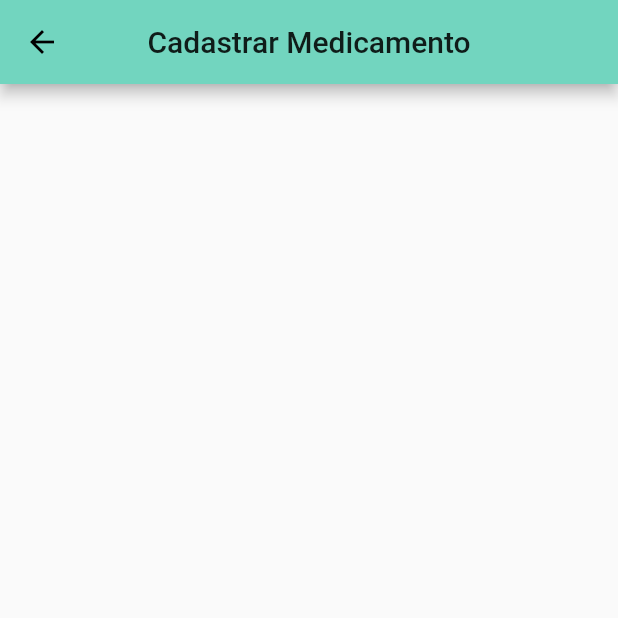
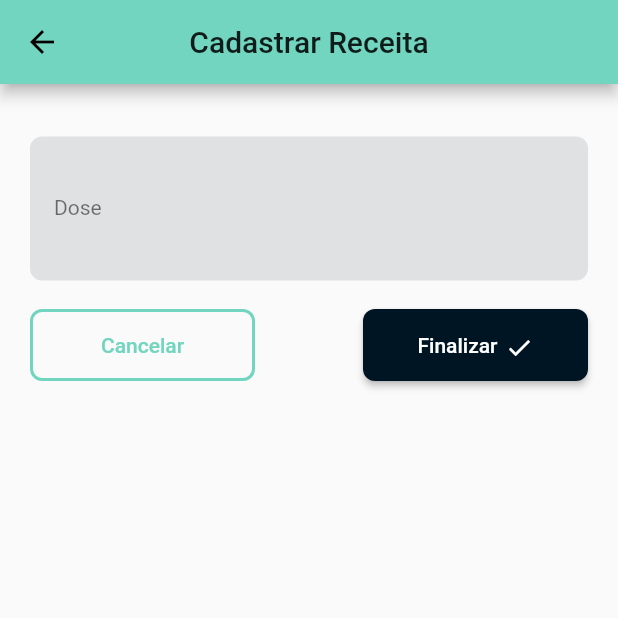
Before and after one commit to Felipe-Falcao/mobile-medical-clinic, a Flutter app: the StoreMedicationScreen screen opened directly, on a phone screen of 412 x 824 dp, the top half of it. Run offline on Flutter 3.47's test engine with Material 2 defaults, Android fonts, the phone set to English and light mode, and no system bars; our stand-ins replace cloud_firestore, firebase_auth, firebase_core, timelines; missing offline and left inert: dart:ffi; accounts and stored records are empty.

Commit message:
Cadastrar receita

```diff
--- a/clinica_medica/lib/main.dart
+++ b/clinica_medica/lib/main.dart
@@ -6,6 +6,7 @@ import 'package:clinica_medica/screens/auth_screen.dart';
 import 'package:clinica_medica/screens/home_screen.dart';
 import 'package:clinica_medica/screens/medical_appointment/appointment_screen.dart';
 import 'package:clinica_medica/screens/medical_chart/chart_screen.dart';
+import 'package:clinica_medica/screens/medication/medication_screen.dart';
 import 'package:clinica_medica/screens/patient/patient_screen.dart';
 import 'package:clinica_medica/screens/schedule/schedule_screen.dart';
 import 'package:clinica_medica/theme/theme.dart';
@@ -58,6 +59,7 @@ class MyApp extends StatelessWidget {
           AppRoutes.CHART_SCREEN: (_) => ChartScreen(),
           AppRoutes.APPOINTMENT_SCREEN: (_) => AppointmentScreen(),
           AppRoutes.SCHEDULE_SCREEN: (_) => ScheduleScreen(),
+          AppRoutes.MEDICAMENTO_SCREEN: (_) => MedicamentoScreen(),
         },
       ),
     );
--- a/clinica_medica/lib/models/medicamento_data.dart
+++ b/clinica_medica/lib/models/medicamento_data.dart
@@ -1,3 +1,5 @@
+import 'package:flutter/widgets.dart';
+
 class InfoMedicamento {
   String id;
   DateTime dataPrescricao;
--- /dev/null
+++ b/clinica_medica/lib/models/receita.dart
@@ -0,0 +1,19 @@
+import 'package:flutter/foundation.dart';
+
+class Receita {
+  String id;
+  DateTime dataPrescricao;
+  String dose;
+  String nome;
+  String refMedico;
+  String refPaciente;
+
+  Receita({
+    this.id,
+    @required this.refPaciente,
+    @required this.refMedico,
+    @required this.dataPrescricao,
+    this.nome,
+    this.dose,
+  });
+}
--- /dev/null
+++ b/clinica_medica/lib/providers/medication.dart
@@ -0,0 +1,86 @@
+import 'package:clinica_medica/controllers/medicamento_controller.dart';
+import 'package:clinica_medica/models/medicamento_data.dart';
+import 'package:clinica_medica/models/receita.dart';
+import 'package:flutter/material.dart';
+
+class Medication with ChangeNotifier {
+  MedicamentoController medicamentoController = MedicamentoController();
+  List<Receita> _items = [];
+
+  List<Receita> get items {
+    return [..._items];
+  }
+
+  /**
+  List<InfoMedicamento> getItemsWith(String filter, List<Patient> patients) {
+    if (filter == null) return [..._items];
+    filter = filter.toLowerCase();
+    return _items.where((chart) {
+      Patient patient = patients.singleWhere((el) => el.id == chart.patientId);
+      return patient.name.toLowerCase().contains(filter) ||
+          patient.cpf.toLowerCase().contains(filter);
+    }).toList();
+  }*/
+
+  Receita getItemById(String id) {
+    return _items.singleWhere((item) => item.id == id);
+  }
+
+  int get itemsCount {
+    return _items.length;
+  }
+
+  Future<void> loadMedications() async {
+    List<Map<String, dynamic>> listaMedicamentos =
+        await medicamentoController.buscarMedicamentos();
+    _items.clear();
+    for (var med in listaMedicamentos) {
+      Receita receita = Receita(
+        dataPrescricao: DateTime.fromMicrosecondsSinceEpoch(
+          med['dataPrescricao'].microsecondsSinceEpoch,
+        ),
+        id: med['id'],
+        nome: med['nome'],
+        dose: med['dose'],
+        refPaciente: med['refPaciente'],
+        refMedico: med['refMedico'],
+      );
+      _items.add(receita);
+    }
+    notifyListeners();
+  }
+
+  Future<void> addMedication(Receita medicamento) async {
+    if (medicamento == null) return null;
+
+    InfoMedicamento med = InfoMedicamento();
+    med.dataPrescricao = medicamento.dataPrescricao;
+    med.dose = medicamento.dose;
+    med.nome = medicamento.nome;
+    med.refMedico = medicamento.refMedico;
+    med.refPaciente = medicamento.refPaciente;
+
+    await medicamentoController.cadastrarMedicamento(
+        medicamento, medicamento.refPaciente, medicamento.refMedico);
+
+    await loadMedications();
+  }
+/**
+  Future<void> updateChart(Chart chart) async {
+    if (chart == null || chart.id == null) return;
+    InfoProntuario infoProntuario = InfoProntuario();
+    infoProntuario.id = chart.id;
+    infoProntuario.refMedicamento = chart.medicineId;
+    infoProntuario.nota = chart.note;
+    await chartCtrl.editarProntuario(infoProntuario);
+    await loadCharts();
+  }
+
+  Future<void> removeChart(Chart chart) async {
+    if (chart == null) return;
+    await chartCtrl.excluirProntuario(chart.id);
+    _items.remove(chart);
+    notifyListeners();
+  }
+  */
+}
--- a/clinica_medica/lib/screens/medication/medication_screen.dart
+++ b/clinica_medica/lib/screens/medication/medication_screen.dart
@@ -1,3 +1,6 @@
+import 'package:clinica_medica/screens/medication/store_medication_screen.dart';
+import 'package:clinica_medica/utils/app_routes.dart';
+import 'package:clinica_medica/widgets/app_drawer.dart';
 import 'package:clinica_medica/widgets/menu_tile.dart';
 import 'package:flutter/material.dart';
 import 'package:flutter/widgets.dart';
@@ -6,8 +9,11 @@ class MedicamentoScreen extends StatelessWidget {
   @override
   Widget build(BuildContext context) {
     return Scaffold(
+      drawer: AppDrawer(
+        currentRoute: AppRoutes.MEDICAMENTO_SCREEN,
+      ),
       appBar: AppBar(
-        title: const Text('Gerenciar Medicamento'),
+        title: const Text('Gerenciar Receita'),
       ),
       body: Container(
         padding: EdgeInsets.all(20),
@@ -15,16 +21,16 @@ class MedicamentoScreen extends StatelessWidget {
           crossAxisAlignment: CrossAxisAlignment.stretch,
           children: [
             MenuTile(
-              title: 'Cadastrar Medicamento',
+              title: 'Cadastrar Receita',
               nav: () => Navigator.of(context).push(
                 MaterialPageRoute(
-                  builder: (context) => null,
+                  builder: (context) => StoreMedicationScreen(),
                 ),
               ),
             ),
             const SizedBox(height: 20),
             MenuTile(
-              title: 'Buscar Medicamento',
+              title: 'Buscar Receita',
               nav: () => Navigator.of(context).push(
                 MaterialPageRoute(
                   builder: (context) => null,
--- a/clinica_medica/lib/screens/medication/store_medication_screen.dart
+++ b/clinica_medica/lib/screens/medication/store_medication_screen.dart
@@ -1,21 +1,130 @@
+import 'dart:ffi';
+
+import 'package:clinica_medica/models/receita.dart';
+import 'package:clinica_medica/providers/medication.dart';
+import 'package:clinica_medica/widgets/buttons_alerts/alerts.dart';
+import 'package:clinica_medica/widgets/buttons_alerts/buttons.dart';
+import 'package:clinica_medica/widgets/medication/medication_form.dart';
 import 'package:flutter/material.dart';
 import 'package:flutter/widgets.dart';
+import 'package:provider/provider.dart';
 
 class StoreMedicationScreen extends StatefulWidget {
   @override
-  State<StatefulWidget> createState() {
-    return StoreMedicationState();
+  _StoreMedicationState createState() => _StoreMedicationState();
+}
+
+class _StoreMedicationState extends State<StoreMedicationScreen> {
+  String _titleScreen = 'Cadastrar Receita';
+  final _form = GlobalKey<FormState>();
+  final _formData = Map<String, Object>();
+  bool _isValidMedication = true;
+  bool _isLoading = false;
+
+  @override
+  Widget build(BuildContext context) {
+    final appBar = AppBar(
+      title: Text(_titleScreen),
+    );
+    final availableHeight = MediaQuery.of(context).size.height -
+        appBar.preferredSize.height -
+        MediaQuery.of(context).padding.top;
+
+    return Scaffold(
+      appBar: appBar,
+      body: _isLoading
+          ? const Center(child: const CircularProgressIndicator())
+          : SingleChildScrollView(
+              child: Container(
+              height: availableHeight - 100,
+              child: Column(
+                children: [
+                  MedicationForm(
+                    currentMode: _titleScreen,
+                    form: _form,
+                    formData: _formData,
+                    isValidMedication: _isValidMedication,
+                  ),
+                  Padding(
+                    padding: const EdgeInsets.only(
+                        right: 20, left: 20, bottom: 20, top: 4),
+                    child: Row(
+                      mainAxisAlignment: MainAxisAlignment.spaceBetween,
+                      children: [
+                        cancelButton(
+                            context, () => Navigator.of(context).pop()),
+                        finishButton(context, _saveForm),
+                      ],
+                    ),
+                  ),
+                ],
+              ),
+            )),
+    );
+  }
+
+  Future<void> _saveForm() async {
+    var isValid = _form.currentState.validate();
+
+    setState(() {
+      _isValidMedication = _formData['refPaciente'] != null;
+    });
+
+    if (!isValid || !_isValidMedication) {
+      return null;
+    }
+
+    _form.currentState.save();
+
+    final receita = Receita(
+      id: _formData['id'],
+      dataPrescricao: _formData['data'],
+      dose: _formData['dose'],
+      nome: _formData['nome'],
+      refMedico: _formData['refMedico'],
+      refPaciente: _formData['refPaciente'],
+    );
+
+    setState(() {
+      _isLoading = true;
+    });
+
+    final medications = Provider.of<Medication>(context, listen: false);
+
+    try {
+      if (_formData['id'] == null) {
+        await medications.addMedication(receita);
+      } else {
+        // await update
+      }
+
+      await showDialog(
+        context: context,
+        builder: (ctx) => aletDialogSuccess(
+          context: ctx,
+          message: 'Receita foi cadastrada com sucesso.',
+        ),
+      );
+
+      Navigator.of(context).pop();
+    } catch (erro) {
+      await showDialog<Null>(
+        context: context,
+        builder: (ctx) => AlertDialog(
+          title: const Text('Ocorreu um erro!'),
+          content: const Text('Ocorreu um erro pra salvar o medicamento!'),
+          actions: <Widget>[
+            TextButton(
+              child: const Text('Fechar'),
+              onPressed: () => Navigator.of(context).pop(),
+            ),
+          ],
+        ),
+      );
+    } finally {
+      setState(() {
+        _isLoading = false;
+      });
+    }
   }
 }
-
-class StoreMedicationState extends State<StoreMedicationScreen> {
-  @override
-  Widget build(BuildContext context) {
-    return Scaffold(
-      appBar: AppBar(
-        title: Text('Cadastrar Medicamento'),
-      ),
-      body: null,
-    );
-  }
-}
--- /dev/null
+++ b/clinica_medica/lib/widgets/medication/medication_form.dart
@@ -0,0 +1,66 @@
+import 'package:flutter/material.dart';
+import 'package:flutter/widgets.dart';
+
+class MedicationForm extends StatefulWidget {
+  final GlobalKey<FormState> form;
+  final Map<String, Object> formData;
+  final bool isValidMedication;
+  final String currentMode;
+
+  const MedicationForm({
+    @required this.formData,
+    @required this.form,
+    @required this.isValidMedication,
+    @required this.currentMode,
+  });
+
+  @override
+  _MedicationFormState createState() => _MedicationFormState();
+}
+
+class _MedicationFormState extends State<MedicationForm> {
+  @override
+  Widget build(BuildContext context) {
+    return Padding(
+      padding: const EdgeInsets.only(top: 20, right: 20, left: 20),
+      child: Form(
+        key: widget.form,
+        child: Column(
+          children: <Widget>[
+            const SizedBox(height: 15),
+            TextFormField(
+              key: ValueKey('dose'),
+              initialValue: widget.formData['dose'],
+              maxLines: 10,
+              minLines: 4,
+              decoration: InputDecoration(
+                labelText: 'Dose',
+                labelStyle: TextStyle(fontSize: 14.0, color: Colors.black54),
+                contentPadding:
+                    const EdgeInsets.symmetric(horizontal: 16, vertical: 10),
+                filled: true,
+                fillColor: Theme.of(context).inputDecorationTheme.fillColor,
+                border: const OutlineInputBorder(
+                  borderRadius:
+                      const BorderRadius.all(const Radius.circular(8.0)),
+                  borderSide: BorderSide.none,
+                ),
+              ),
+              textInputAction: TextInputAction.next,
+              onChanged: (value) => widget.formData['dose'] = value,
+              validator: (value) {
+                bool isEmpty = value.trim().isEmpty;
+                bool isInvalid = value.trim().length < 10;
+                if (isEmpty || isInvalid) {
+                  return 'Informe uma descrição válido com no mínimo 10 caracteres!';
+                }
+                return null;
+              },
+            ),
+            const SizedBox(height: 15),
+          ],
+        ),
+      ),
+    );
+  }
+}
```
